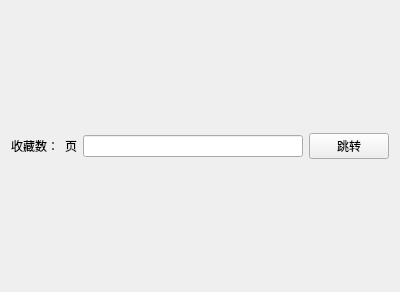
The window that ui/history.ui (tonquer/picacg-qt) describes before a commit, drawn with Qt 5.
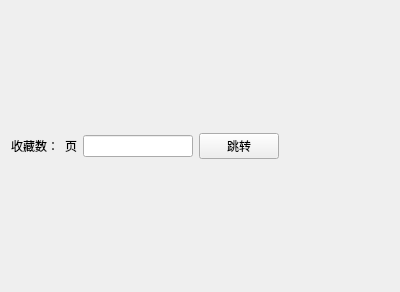
The same window after the commit.

Patch:
```diff
--- a/ui/history.ui
+++ b/ui/history.ui
@@ -42,6 +42,19 @@
          </property>
         </widget>
        </item>
+       <item>
+        <spacer name="horizontalSpacer">
+         <property name="orientation">
+          <enum>Qt::Horizontal</enum>
+         </property>
+         <property name="sizeHint" stdset="0">
+          <size>
+           <width>40</width>
+           <height>20</height>
+          </size>
+         </property>
+        </spacer>
+       </item>
       </layout>
      </item>
     </layout>
```
Left out of the diff: 3 changed lines with no effect on the pictures.
